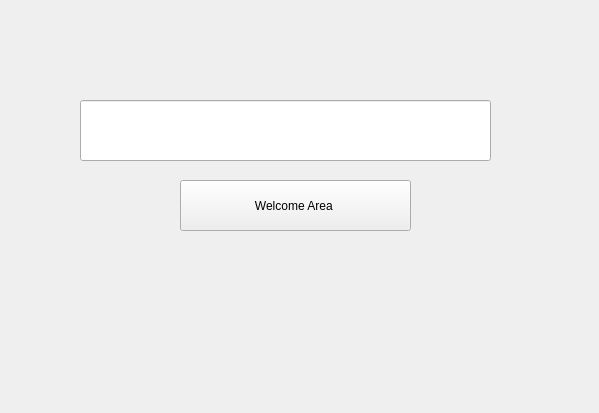
Qt form ui/WelcomeForm.ui (ashvineerai/RamRam) before a commit.
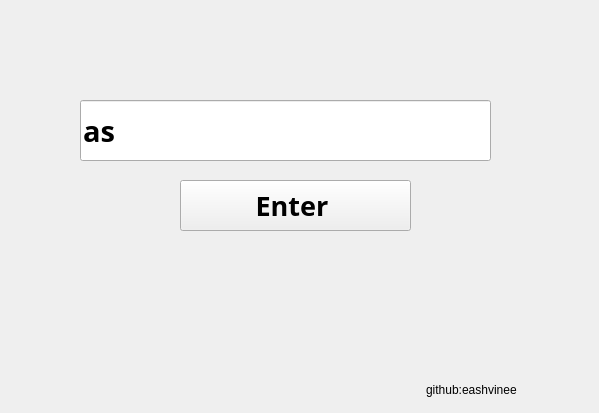
The same form after that commit.

The edit to the form file:
```diff
--- a/ui/WelcomeForm.ui
+++ b/ui/WelcomeForm.ui
@@ -22,6 +22,17 @@
      <height>61</height>
     </rect>
    </property>
+   <property name="font">
+    <font>
+     <family>Ubuntu Mono</family>
+     <pointsize>22</pointsize>
+     <weight>75</weight>
+     <bold>true</bold>
+    </font>
+   </property>
+   <property name="text">
+    <string>as</string>
+   </property>
   </widget>
   <widget class="QPushButton" name="btnWelcomeEnter">
    <property name="geometry">
@@ -32,8 +43,32 @@
      <height>51</height>
     </rect>
    </property>
+   <property name="font">
+    <font>
+     <family>Ubuntu Mono</family>
+     <pointsize>20</pointsize>
+     <weight>75</weight>
+     <bold>true</bold>
+    </font>
+   </property>
    <property name="text">
-    <string>Welcome Area </string>
+    <string>Enter </string>
+   </property>
+  </widget>
+  <widget class="QLabel" name="developedby">
+   <property name="geometry">
+    <rect>
+     <x>426</x>
+     <y>380</y>
+     <width>121</width>
+     <height>20</height>
+    </rect>
+   </property>
+   <property name="toolTip">
+    <string/>
+   </property>
+   <property name="text">
+    <string>github:eashvinee</string>
    </property>
   </widget>
  </widget>
```
Left out of the diff: 2 changed lines with no effect on the pictures.
